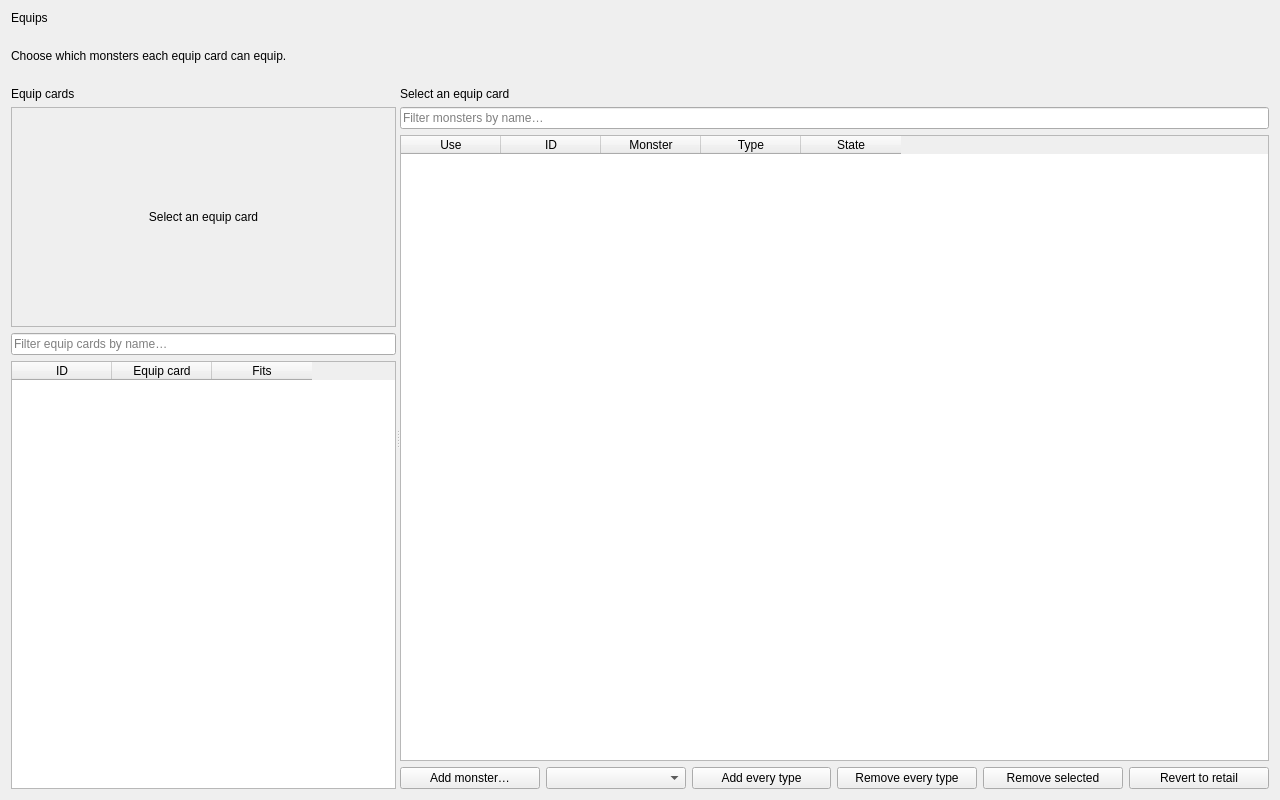
First picture: the form in tools/pc/fm_editor/ui/equips_page.ui, repository yamyi/YGOFM-DecompRecomp, before the edit.
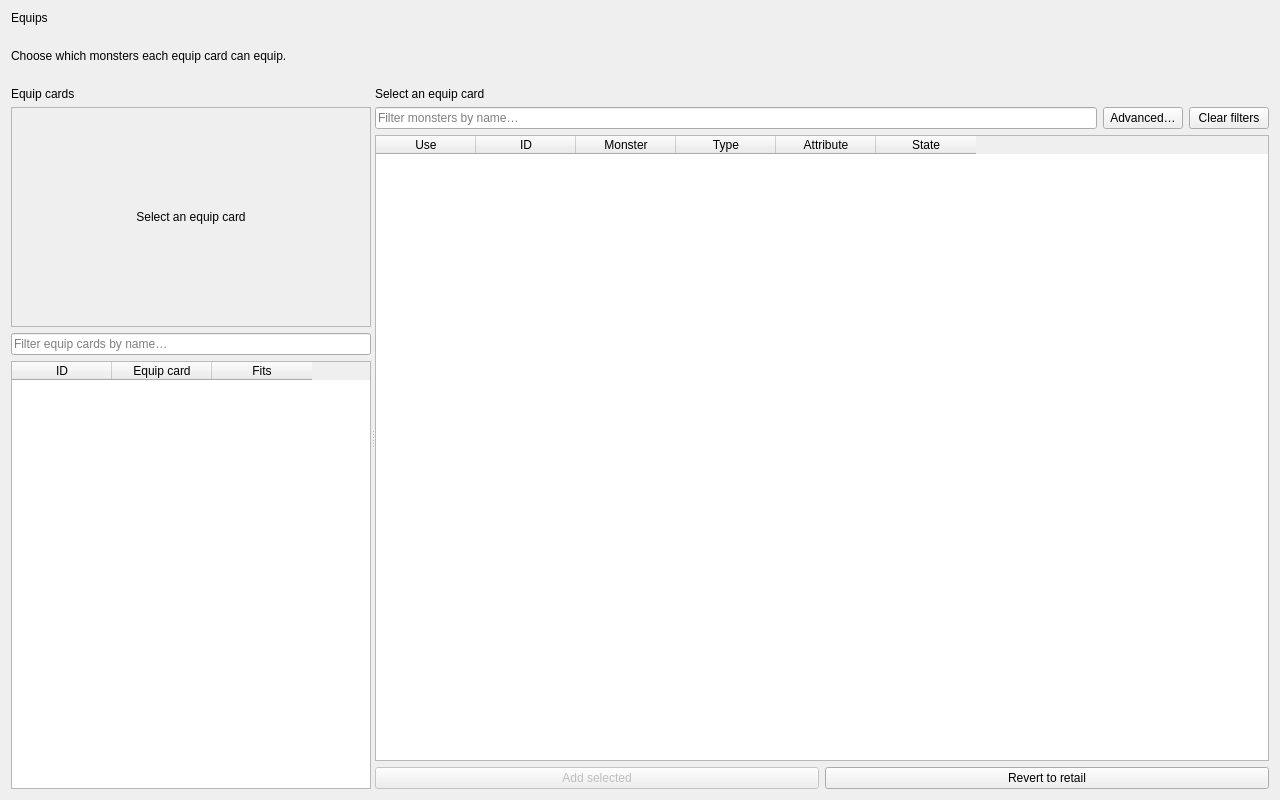
Second picture: the form after the edit.

```diff
--- a/tools/pc/fm_editor/ui/equips_page.ui
+++ b/tools/pc/fm_editor/ui/equips_page.ui
@@ -52,6 +52,12 @@
       <enum>Qt::Orientation::Horizontal</enum>
      </property>
      <widget class="QWidget" name="equipListPane">
+      <property name="minimumSize">
+       <size><width>260</width><height>0</height></size>
+      </property>
+      <property name="maximumSize">
+       <size><width>360</width><height>16777215</height></size>
+      </property>
       <layout class="QVBoxLayout" name="equipListLayout">
        <item>
         <widget class="QLabel" name="equipListHeading">
@@ -126,6 +132,8 @@
         </widget>
        </item>
        <item>
+        <layout class="QHBoxLayout" name="equipMonsterFilterLayout">
+         <item>
         <widget class="QLineEdit" name="equipMonsterSearchEdit">
          <property name="placeholderText">
           <string>Filter monsters by name…</string>
@@ -136,6 +144,22 @@
         </widget>
        </item>
        <item>
+          <widget class="QPushButton" name="equipAdvancedFilterButton">
+           <property name="text">
+            <string>Advanced…</string>
+           </property>
+          </widget>
+         </item>
+         <item>
+          <widget class="QPushButton" name="equipClearFilterButton">
+           <property name="text">
+            <string>Clear filters</string>
+           </property>
+          </widget>
+         </item>
+        </layout>
+       </item>
+       <item>
         <widget class="QTableWidget" name="equipMonsterTable">
          <column>
           <property name="text">
@@ -157,6 +181,11 @@
            <string>Type</string>
           </property>
          </column>
+         <column>
+          <property name="text">
+           <string>Attribute</string>
+          </property>
+         </column>
          <column>
           <property name="text">
            <string>State</string>
@@ -169,31 +198,10 @@
          <item>
           <widget class="QPushButton" name="addMonsterButton">
            <property name="text">
-            <string>Add monster…</string>
+            <string>Add selected</string>
            </property>
-          </widget>
-         </item>
-         <item>
-          <widget class="QComboBox" name="equipTypeCombo"/>
-         </item>
-         <item>
-          <widget class="QPushButton" name="addTypeButton">
-           <property name="text">
-            <string>Add every type</string>
-           </property>
-          </widget>
-         </item>
-         <item>
-          <widget class="QPushButton" name="removeTypeButton">
-           <property name="text">
-            <string>Remove every type</string>
-           </property>
-          </widget>
-         </item>
-         <item>
-          <widget class="QPushButton" name="removeMonsterButton">
-           <property name="text">
-            <string>Remove selected</string>
+           <property name="enabled">
+            <bool>false</bool>
            </property>
           </widget>
          </item>
```
Left out of the diff: 2 changed lines with no effect on the pictures. Lines whose indentation alone changed are shown as unchanged.
